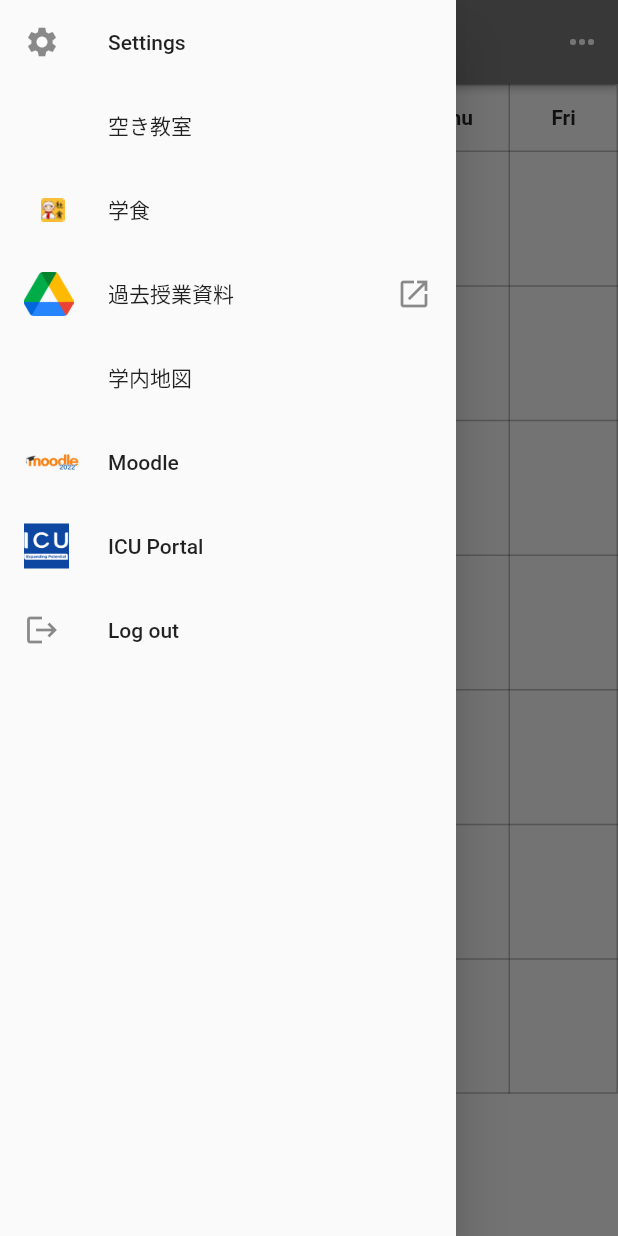
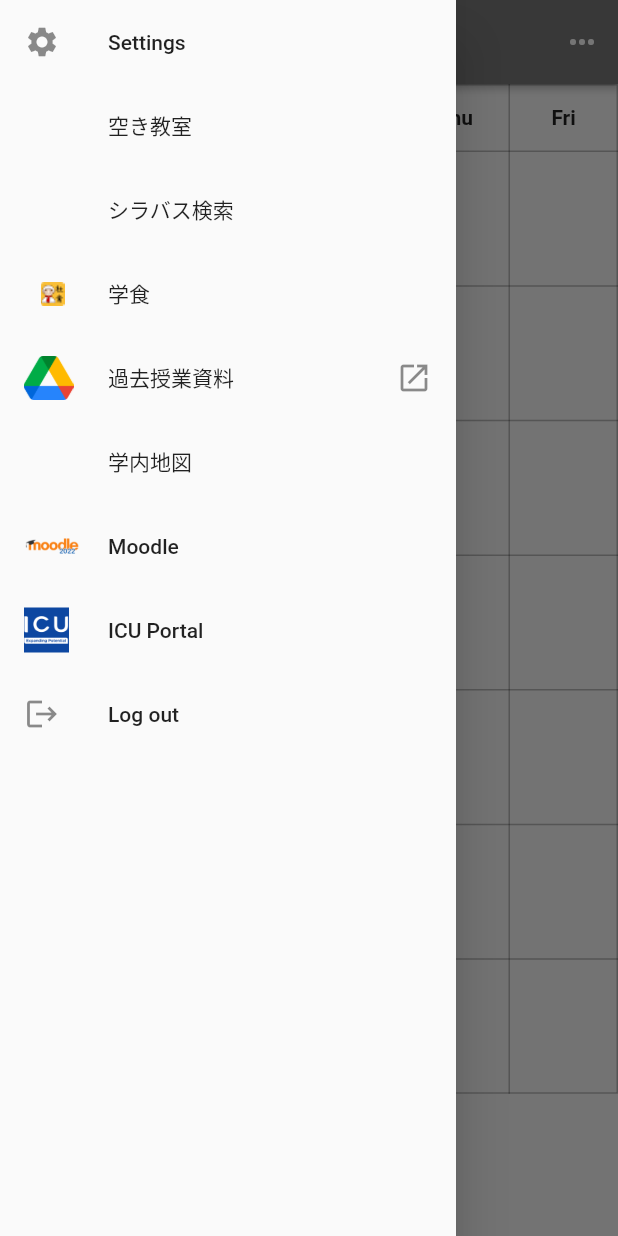
Before and after one commit to RRRGR/ICUApp, a Flutter app: the Timetable screen opened directly, with the side drawer open, on a phone screen of 412 x 824 dp. Run offline on Flutter 3.47's test engine with Material 2 defaults, Android fonts, the phone set to English and light mode, and no system bars; our stand-ins replace cloud_firestore, firebase_auth, firebase_core, flutter_riverpod, google_mobile_ads, google_sign_in and 1 more; missing offline and left inert: flutter_cached_pdfview, flutter_inappwebview; accounts and stored records are empty; network calls fail.

```diff
--- a/lib/widgets/timetable/drawer.dart
+++ b/lib/widgets/timetable/drawer.dart
@@ -37,6 +37,15 @@ class WebDrawer extends StatelessWidget {
               Navigator.of(context).pop();
               Navigator.of(context).push(MaterialPageRoute(
                   builder: (context) => WebPage('https://openclassrooms.icu')));
+            },
+          ),
+          ListTile(
+            leading: const SizedBox(),
+            title: const Text('シラバス検索'),
+            onTap: () {
+              Navigator.of(context).pop();
+              Navigator.of(context).push(MaterialPageRoute(
+                  builder: (context) => WebPage('https://syllabus.icu')));
             },
           ),
           ListTile(
```
